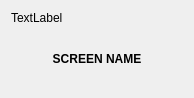
Old version of the form statuscenter/DisplayPane/displayarrangementwidget.ui in the repository vicr123/theshell.
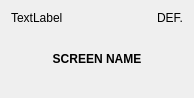
New version of the form.

Commit message: Default monitor can be set

```diff
--- a/statuscenter/DisplayPane/displayarrangementwidget.ui
+++ b/statuscenter/DisplayPane/displayarrangementwidget.ui
@@ -15,11 +15,28 @@
   </property>
   <layout class="QVBoxLayout" name="verticalLayout">
    <item>
+    <layout class="QHBoxLayout" name="horizontalLayout">
+     <item>
     <widget class="QLabel" name="geom">
+       <property name="sizePolicy">
+        <sizepolicy hsizetype="Expanding" vsizetype="Preferred">
+         <horstretch>0</horstretch>
+         <verstretch>0</verstretch>
+        </sizepolicy>
+       </property>
      <property name="text">
       <string>TextLabel</string>
      </property>
     </widget>
+     </item>
+     <item>
+      <widget class="QLabel" name="defaultLabel">
+       <property name="text">
+        <string notr="true">DEF.</string>
+       </property>
+      </widget>
+     </item>
+    </layout>
    </item>
    <item>
     <spacer name="verticalSpacer_2">
```
Lines whose indentation alone changed are shown as unchanged. The commit also changes 29 other files.
